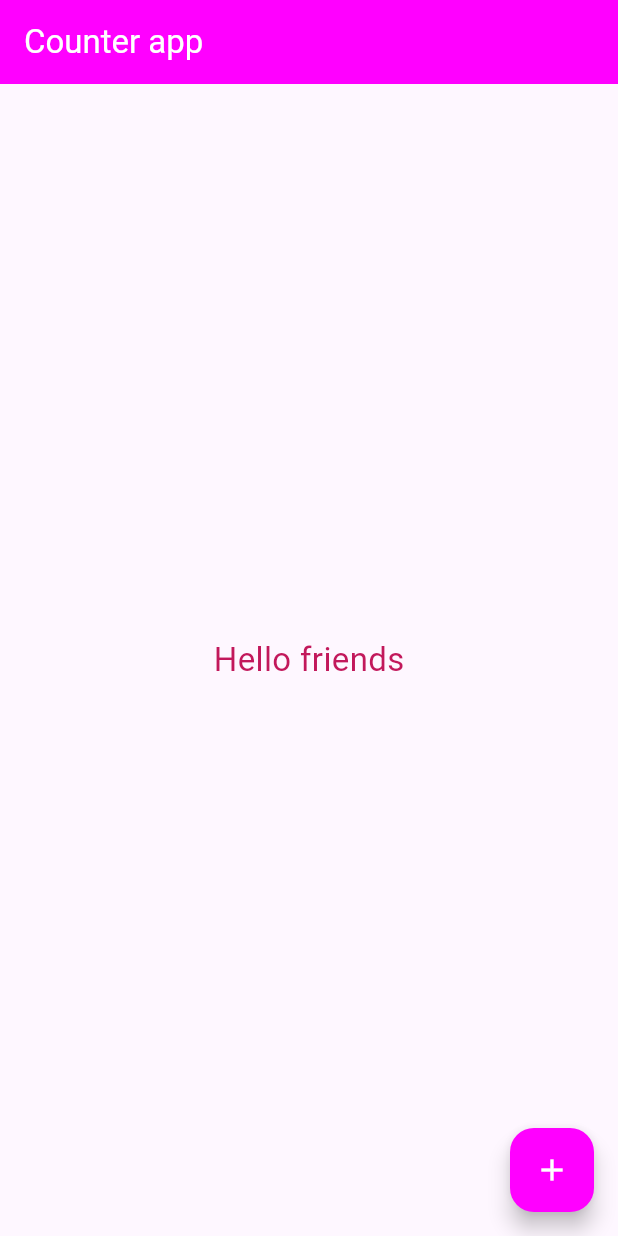
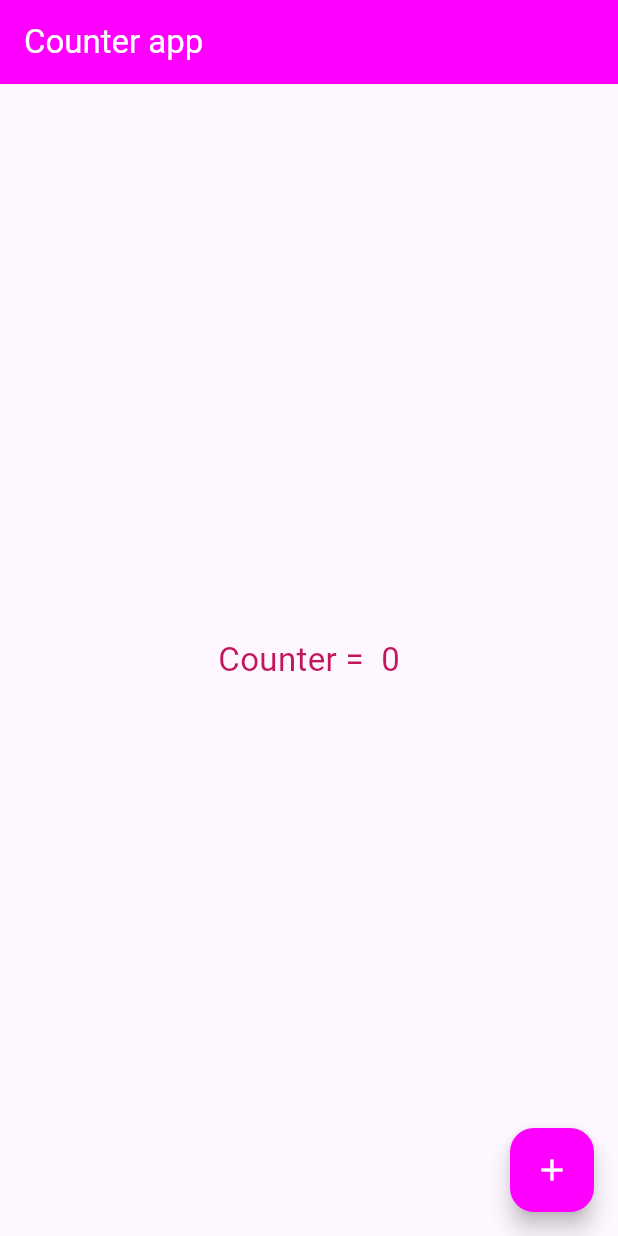
Before and after one commit to Mondanai/App, a Flutter app: the screen it shows after launch, on a phone screen of 412 x 824 dp. Run offline on Flutter 3.47's test engine with Material 3 defaults, Android fonts, the light colour scheme and no system bars.

Commit message:
complete counter

```diff
--- a/lib/week04/counter.dart
+++ b/lib/week04/counter.dart
@@ -8,7 +8,7 @@ class Counter extends StatefulWidget {
 }
 
 class _CounterState extends State<Counter> {
-  String message = 'Hello friends';
+  int counte = 0;
   @override
   Widget build(BuildContext context) {
     return Scaffold(
@@ -18,18 +18,14 @@ class _CounterState extends State<Counter> {
       ),
       body: Center(
         child: Text(
-          message,
+          'Counter =  $counte',
           style: TextStyle(fontSize: 22, color: Colors.pink[700]),
         ),
       ),
       floatingActionButton: FloatingActionButton(
         onPressed: () {
           setState(() {
-            //debugPrint('test');
-            message = (message == 'Hello friend')
-            ?'Hello me'
-            :'Hello friend'
-            ;
+            counte++;
           });
         },
         backgroundColor: const Color.fromARGB(255, 255, 0, 255),
```
